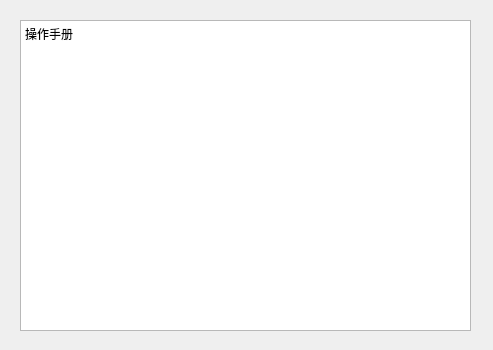
CJK000/Myapp, file Four_operation_generators/form.ui: the form before one commit.
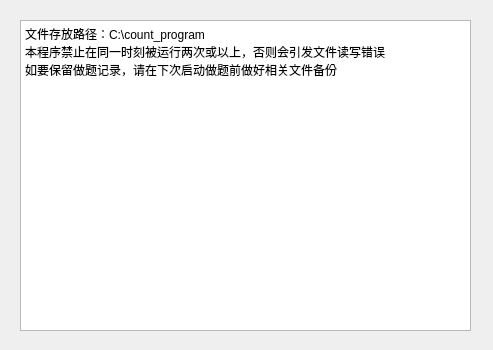
The form after the commit.

Commit message: 四则运算生成程序最终版（GUI）

Patch:
```diff
--- a/Four_operation_generators/form.ui
+++ b/Four_operation_generators/form.ui
@@ -42,7 +42,9 @@
 &lt;html&gt;&lt;head&gt;&lt;meta name=&quot;qrichtext&quot; content=&quot;1&quot; /&gt;&lt;style type=&quot;text/css&quot;&gt;
 p, li { white-space: pre-wrap; }
 &lt;/style&gt;&lt;/head&gt;&lt;body style=&quot; font-family:'SimSun'; font-size:9pt; font-weight:400; font-style:normal;&quot;&gt;
-&lt;p style=&quot; margin-top:0px; margin-bottom:0px; margin-left:0px; margin-right:0px; -qt-block-indent:0; text-indent:0px;&quot;&gt;&lt;span style=&quot; font-family:'SimSun';&quot;&gt;操作手册&lt;/span&gt;&lt;/p&gt;&lt;/body&gt;&lt;/html&gt;</string>
+&lt;p style=&quot; margin-top:0px; margin-bottom:0px; margin-left:0px; margin-right:0px; -qt-block-indent:0; text-indent:0px;&quot;&gt;&lt;span style=&quot; font-family:'SimSun';&quot;&gt;文件存放路径：C:\count_program&lt;/span&gt;&lt;/p&gt;
+&lt;p style=&quot; margin-top:0px; margin-bottom:0px; margin-left:0px; margin-right:0px; -qt-block-indent:0; text-indent:0px;&quot;&gt;&lt;span style=&quot; font-family:'SimSun';&quot;&gt;本程序禁止在同一时刻被运行两次或以上，否则会引发文件读写错误&lt;/span&gt;&lt;/p&gt;
+&lt;p style=&quot; margin-top:0px; margin-bottom:0px; margin-left:0px; margin-right:0px; -qt-block-indent:0; text-indent:0px;&quot;&gt;&lt;span style=&quot; font-family:'SimSun';&quot;&gt;如要保留做题记录，请在下次启动做题前做好相关文件备份&lt;/span&gt;&lt;/p&gt;&lt;/body&gt;&lt;/html&gt;</string>
    </property>
   </widget>
  </widget>
```
The commit also changes 27 other files.
